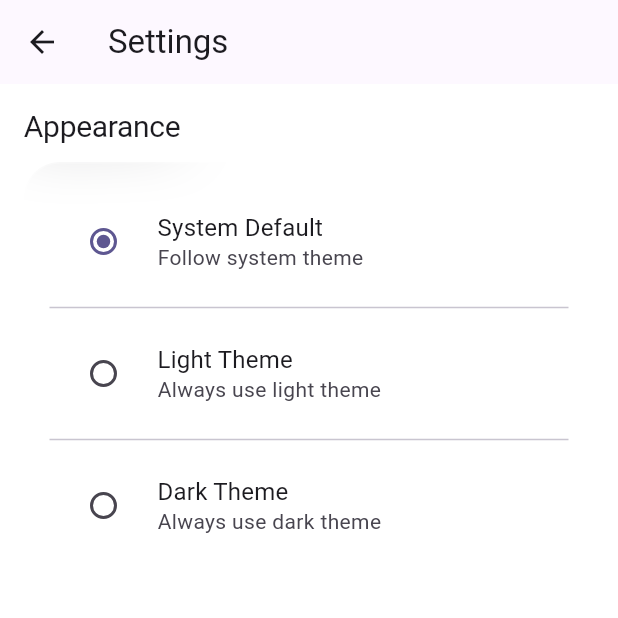
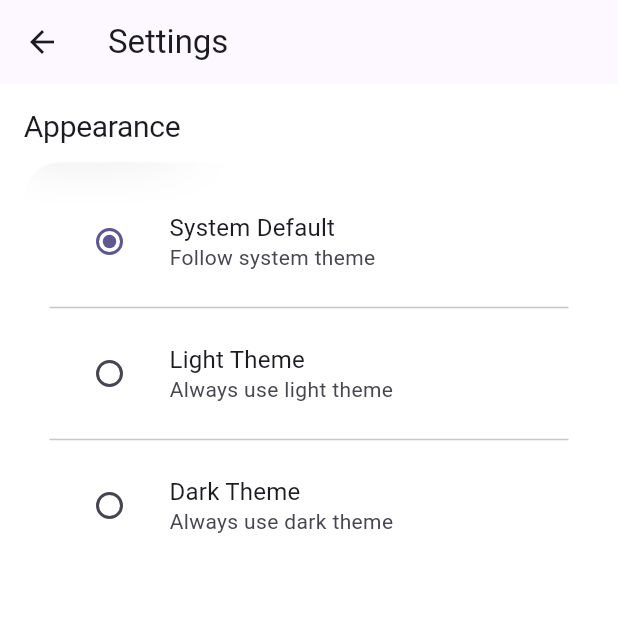
Before and after one commit to FertVad/rehearsal_app, a Flutter app: the SettingsPage screen opened directly, on a phone screen of 412 x 824 dp, the top half of it. Run offline on Flutter 3.47's test engine with Material 3 defaults, Android fonts, the phone set to English and light mode, and no system bars; our stand-ins replace drift, flutter_riverpod, go_router, timezone; accounts and stored records are empty; generated files the repository leaves out were written again; Roboto replaces fonts that are missing (SF Pro).

Commit message:
fix: replace deprecated RadioListTile with ListTile and Radio
- Replace deprecated RadioListTile with ListTile + Radio
- Fix deprecated groupValue and onChanged warnings

🤖 Generated with [Claude Code](https://claude.ai/code)

Co-Authored-By: Claude <noreply@anthropic.com>

```diff
--- a/lib/features/settings/presentation/settings_page.dart
+++ b/lib/features/settings/presentation/settings_page.dart
@@ -88,12 +88,15 @@ class _ThemeOption extends StatelessWidget {
 
   @override
   Widget build(BuildContext context) {
-    return RadioListTile<ThemeMode>(
+    return ListTile(
       title: Text(title),
       subtitle: Text(subtitle),
-      value: value,
-      groupValue: groupValue,
-      onChanged: onChanged,
+      leading: Radio<ThemeMode>(
+        value: value,
+        groupValue: groupValue,
+        onChanged: onChanged,
+      ),
+      onTap: () => onChanged(value),
     );
   }
 }
```
